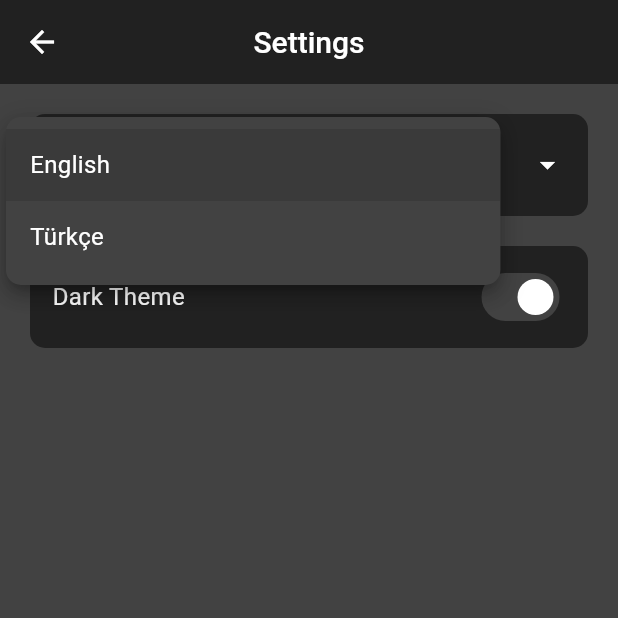
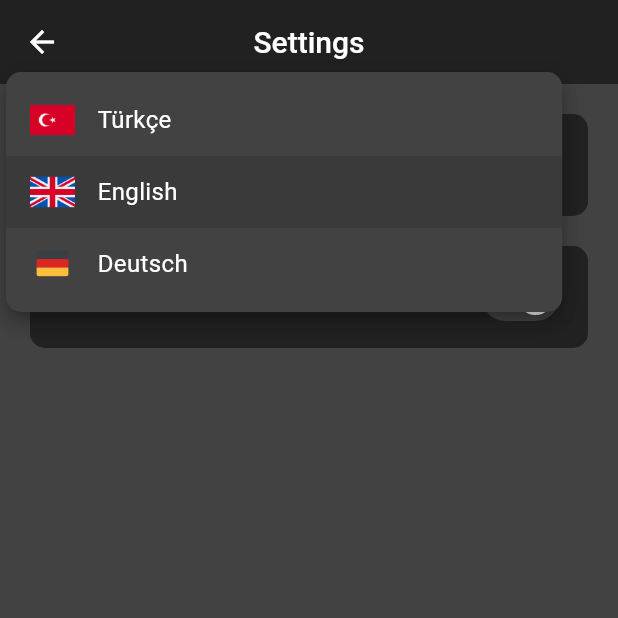
Before and after one commit to Emir1719/Read-Short-English-Book, a Flutter app: the SettingView screen opened directly, after a tap on "English", on a phone screen of 412 x 824 dp, the top half of it. Run offline on Flutter 3.47's test engine with Material 3 defaults, Android fonts, the light colour scheme and no system bars; our stand-ins replace bloc, cached_network_image, cloud_firestore, dio, easy_localization, equatable and 8 more; accounts and stored records are empty; network calls fail.

Commit message:
almanca eklendi

```diff
--- /dev/null
+++ b/lib/core/constants/suported_locales.dart
@@ -0,0 +1,15 @@
+import 'package:flutter/material.dart';
+
+class SupportedLocales {
+  static const List<Locale> locales = [
+    Locale('tr', ''),
+    Locale('en', ''),
+    Locale('de', ''),
+  ];
+
+  static Map<Locale, String> localeNames = {
+    Locale('tr', ''): 'Türkçe',
+    Locale('en', ''): 'English',
+    Locale('de', ''): 'Deutsch',
+  };
+}
--- a/lib/features/reading/presentation/widgets/home/home_appbar_title.dart
+++ b/lib/features/reading/presentation/widgets/home/home_appbar_title.dart
@@ -1,5 +1,6 @@
 import 'package:easy_localization/easy_localization.dart';
 import 'package:english_will_fly/features/reading/presentation/bloc/reading_bloc.dart';
+import 'package:english_will_fly/features/theme/data/context_extension.dart';
 import 'package:flutter/material.dart';
 import 'package:flutter_bloc/flutter_bloc.dart';
 
@@ -16,7 +17,11 @@ class HomeAppbarTitle extends StatelessWidget {
               hintText: "home.search".tr(),
               border: InputBorder.none,
               focusedBorder: InputBorder.none,
+              hintStyle: TextStyle(
+                color: context.isDark ? Colors.grey.shade400 : Colors.grey.shade600,
+              ),
             ),
+            cursorColor: context.isDark ? Colors.white : Colors.black,
             autofocus: true,
             onChanged: (query) {
               context.read<ReadingBloc>().add(SearchStories(query)); // Arama işlemini tetikleme
--- a/lib/features/reading/presentation/widgets/setting/language_dropdown.dart
+++ b/lib/features/reading/presentation/widgets/setting/language_dropdown.dart
@@ -1,4 +1,5 @@
 import 'package:easy_localization/easy_localization.dart';
+import 'package:english_will_fly/core/constants/suported_locales.dart';
 import 'package:english_will_fly/features/reading/util/color.dart';
 import 'package:english_will_fly/features/reading/util/style.dart';
 import 'package:english_will_fly/features/theme/data/context_extension.dart';
@@ -24,24 +25,34 @@ class LanguageDropdown extends StatelessWidget {
             EasyLocalization.of(context)?.setLocale(locale); // Yeni locale ayarını güncelle
           }
         },
+        isExpanded: true,
         underline: SizedBox(),
         dropdownColor: isDark ? AppColor.scaffoldBackgroundDark : AppColor.white,
-        isExpanded: true,
-        menuWidth: context.width(0.8),
+        menuWidth: context.width(0.9),
         borderRadius: BorderRadius.circular(10),
         style: textTheme.bodyMedium,
         iconEnabledColor: isDark ? AppColor.white : AppColor.black,
-        items: [
-          DropdownMenuItem(
-            value: Locale('en', ''),
-            child: Text('English'),
-          ),
-          DropdownMenuItem(
-            value: Locale('tr', ''),
-            child: Text('Türkçe'),
-          ),
-        ],
+        items: getDropdownMenuItems(),
       ),
     );
   }
+
+  List<DropdownMenuItem<Locale>> getDropdownMenuItems() {
+    return SupportedLocales.locales.map((locale) {
+      return DropdownMenuItem(
+        value: locale,
+        child: Row(
+          spacing: 15,
+          children: [
+            Image.asset(
+              'assets/image/language/${locale.languageCode}.png',
+              width: 30,
+              height: 30,
+            ),
+            Text(SupportedLocales.localeNames[locale]!),
+          ],
+        ),
+      );
+    }).toList();
+  }
 }
--- a/lib/main.dart
+++ b/lib/main.dart
@@ -1,4 +1,5 @@
 import 'package:easy_localization/easy_localization.dart';
+import 'package:english_will_fly/core/constants/suported_locales.dart';
 import 'package:english_will_fly/features/reading/util/app_init.dart';
 import 'package:english_will_fly/features/theme/presentation/bloc/theme_bloc.dart';
 import 'package:flutter/material.dart';
@@ -9,7 +10,7 @@ Future<void> main() async {
 
   runApp(
     EasyLocalization(
-      supportedLocales: [Locale('en', ''), Locale('tr', '')],
+      supportedLocales: SupportedLocales.locales,
       path: 'assets/translations',
       fallbackLocale: Locale('en', ''),
       child: MainApp(),
--- a/pubspec.yaml
+++ b/pubspec.yaml
@@ -35,4 +35,5 @@ flutter:
     - assets/data/
     - assets/image/
     - assets/image/category_icon/
+    - assets/image/language/
     - assets/translations/
```
Also changed, not shown: assets/translations/de.json (added, +49 -0 lines), lib/features/reading/presentation/widgets/profile/profile_word_list.dart (+16 -16 lines), assets/image/language/de.png (added), assets/image/language/en.png (added), assets/image/language/tr.png (added).
